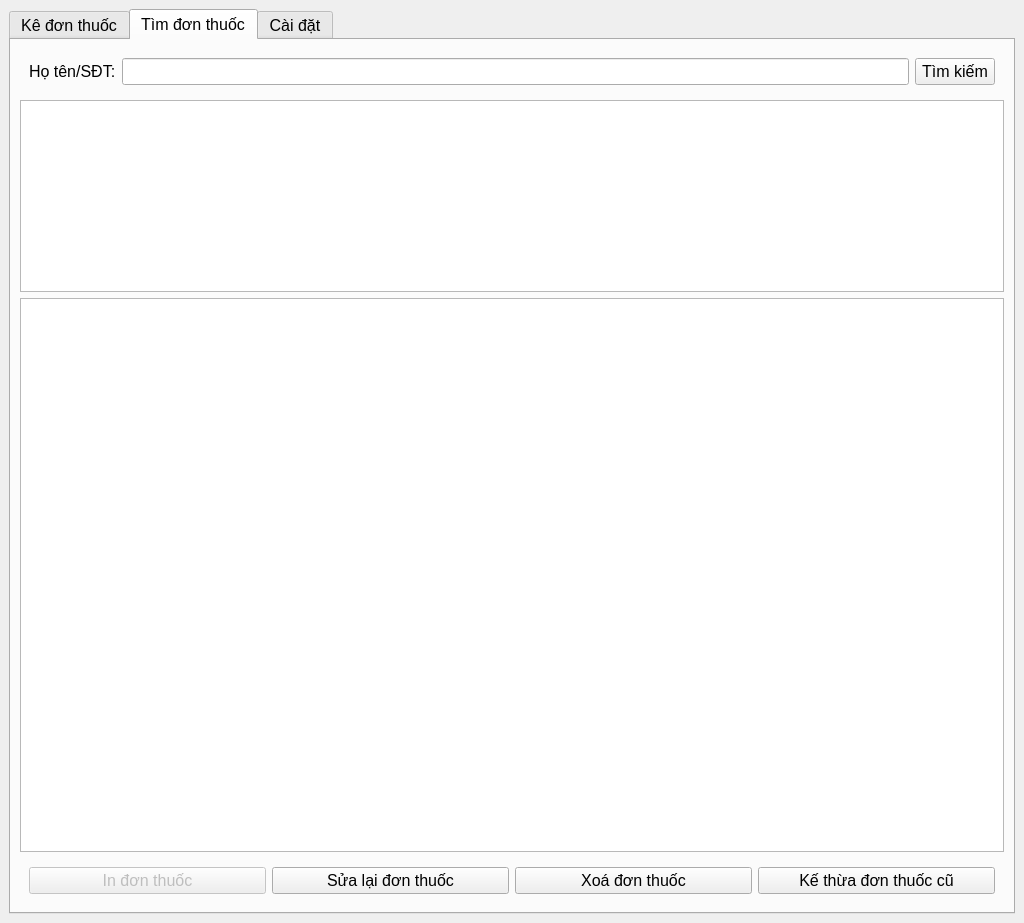
This is forms/prescriptormainwin.ui in hanhlinux/prescriptor as Qt 5 draws it before an edit. The edited form follows.
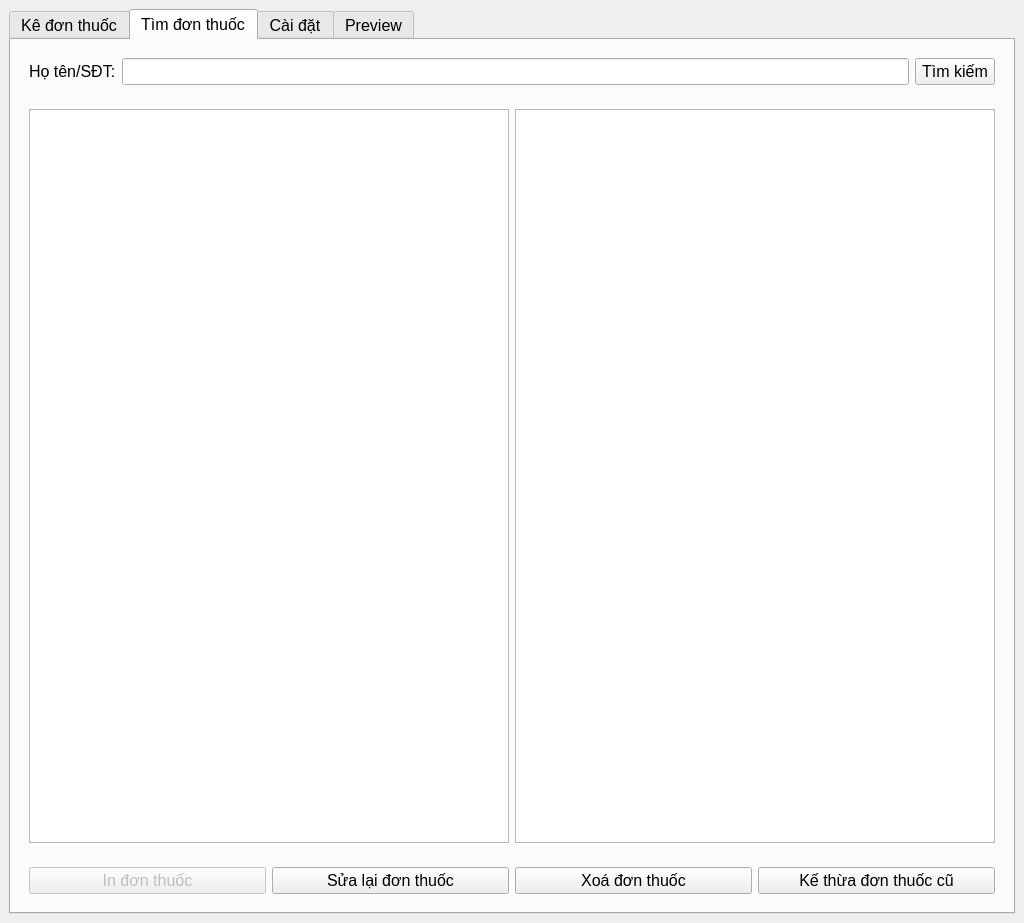
This is the edited form. The open tabs and pages were chosen to show the change.

Diff of the .ui file:
```diff
--- a/forms/prescriptormainwin.ui
+++ b/forms/prescriptormainwin.ui
@@ -26,8 +26,8 @@
    <enum>QTabWidget::TabShape::Rounded</enum>
   </property>
   <widget class="QWidget" name="Central">
-   <layout class="QFormLayout" name="formLayout_3">
-    <item row="0" column="0" colspan="2">
+   <layout class="QGridLayout" name="gridLayout_8">
+    <item row="0" column="0">
      <widget class="QTabWidget" name="tabWidget">
       <property name="font">
        <font>
@@ -528,26 +528,32 @@
          </widget>
         </item>
         <item>
-         <widget class="QTextEdit" name="search_patientInfoView">
-          <property name="sizePolicy">
-           <sizepolicy hsizetype="Expanding" vsizetype="Preferred">
-            <horstretch>0</horstretch>
-            <verstretch>0</verstretch>
-           </sizepolicy>
-          </property>
-          <property name="readOnly">
-           <bool>true</bool>
-          </property>
-         </widget>
-        </item>
-        <item>
-         <widget class="QTableView" name="search_patientTableView">
-          <property name="editTriggers">
-           <set>QAbstractItemView::EditTrigger::NoEditTriggers</set>
-          </property>
-          <property name="selectionMode">
-           <enum>QAbstractItemView::SelectionMode::SingleSelection</enum>
-          </property>
+         <widget class="QWidget" name="searchResultContainer" native="true">
+          <layout class="QHBoxLayout" name="horizontalLayout_3">
+           <item>
+            <widget class="QTableView" name="search_patientTableView">
+             <property name="editTriggers">
+              <set>QAbstractItemView::EditTrigger::NoEditTriggers</set>
+             </property>
+             <property name="selectionMode">
+              <enum>QAbstractItemView::SelectionMode::SingleSelection</enum>
+             </property>
+            </widget>
+           </item>
+           <item>
+            <widget class="QTextEdit" name="search_patientInfoView">
+             <property name="sizePolicy">
+              <sizepolicy hsizetype="Expanding" vsizetype="Preferred">
+               <horstretch>0</horstretch>
+               <verstretch>0</verstretch>
+              </sizepolicy>
+             </property>
+             <property name="readOnly">
+              <bool>true</bool>
+             </property>
+            </widget>
+           </item>
+          </layout>
          </widget>
         </item>
         <item>
@@ -738,6 +744,18 @@
         </item>
        </layout>
       </widget>
+      <widget class="QWidget" name="PreviewTab">
+       <property name="enabled">
+        <bool>true</bool>
+       </property>
+       <property name="layoutDirection">
+        <enum>Qt::LayoutDirection::LeftToRight</enum>
+       </property>
+       <attribute name="title">
+        <string>Preview</string>
+       </attribute>
+       <layout class="QHBoxLayout" name="horizontalLayout_4"/>
+      </widget>
      </widget>
     </item>
    </layout>
```
Left out of the diff: 82 changed lines with no effect on the pictures.
